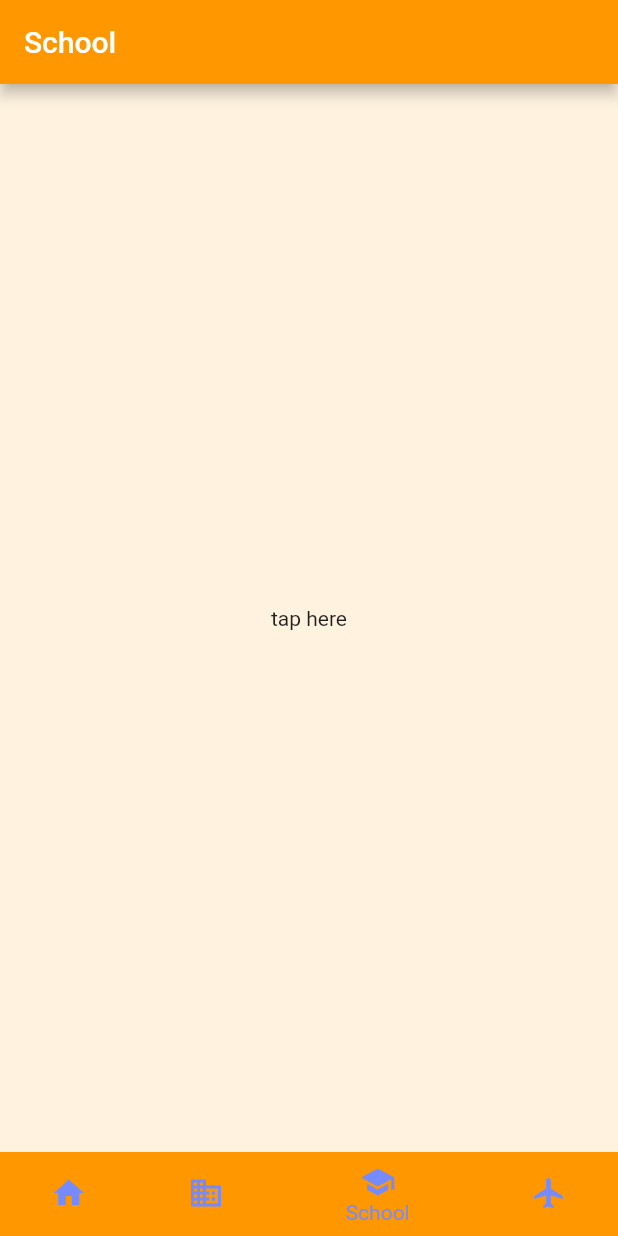
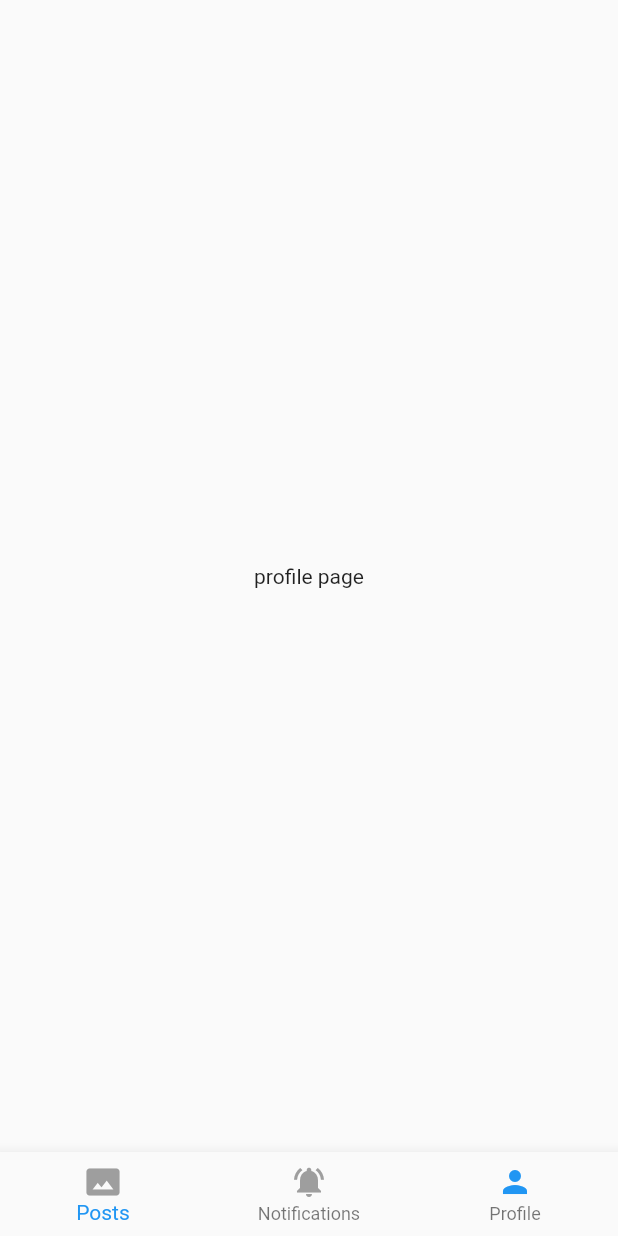
Before and after one commit to mhmdomer/Social-flutter-app, a Flutter app: the HomePage screen opened directly, item 3 of the bottom bar chosen, on a phone screen of 412 x 824 dp. Run offline on Flutter 3.47's test engine with Material 2 defaults, Android fonts, the phone set to English and light mode, and no system bars.

```diff
--- a/lib/helpers/destination.dart
+++ /dev/null
@@ -1,16 +0,0 @@
-import 'package:flutter/material.dart';
-
-class Destination {
-  const Destination(this.index, this.title, this.icon, this.color);
-  final int index;
-  final String title;
-  final IconData icon;
-  final MaterialColor color;
-}
-
-const List<Destination> allDestinations = <Destination>[
-  Destination(0, 'Home', Icons.home, Colors.teal),
-  Destination(1, 'Business', Icons.business, Colors.cyan),
-  Destination(2, 'School', Icons.school, Colors.orange),
-  Destination(3, 'Flight', Icons.flight, Colors.blue)
-];
--- a/lib/helpers/navigator_observer.dart
+++ /dev/null
@@ -1,14 +0,0 @@
-import 'package:flutter/material.dart';
-
-class ViewNavigatorObserver extends NavigatorObserver {
-  ViewNavigatorObserver(this.onNavigation);
-
-  final VoidCallback onNavigation;
-
-  void didPop(Route<dynamic> route, Route<dynamic> previousRoute) {
-    onNavigation();
-  }
-  void didPush(Route<dynamic> route, Route<dynamic> previousRoute) {
-    onNavigation();
-  }
-}
--- a/lib/main.dart
+++ b/lib/main.dart
@@ -1,6 +1,6 @@
 import 'package:flutter/material.dart';
 import 'package:social/constants.dart';
-import 'package:social/screens/welcome.dart';
+import 'package:social/screens/home.dart';
 
 void main() {
   runApp(
@@ -12,7 +12,7 @@ void main() {
         cardColor: cornflowerBlue,
         buttonColor: cornflowerBlue,
       ),
-      home: Welcome(),
+      home: HomePage(),
     ),
   );
 }
--- a/lib/screens/destination_view.dart
+++ /dev/null
@@ -1,44 +0,0 @@
-
-
-import 'package:flutter/material.dart';
-import 'package:social/helpers/destination.dart';
-import 'package:social/helpers/navigator_observer.dart';
-import 'package:social/screens/list_page.dart';
-import 'package:social/screens/root_page.dart';
-import 'package:social/screens/text_page.dart';
-
-class DestinationView extends StatefulWidget {
-  const DestinationView({ Key key, this.destination, this.onNavigation }) : super(key: key);
-
-  final Destination destination;
-  final VoidCallback onNavigation;
-
-  @override
-  _DestinationViewState createState() => _DestinationViewState();
-}
-
-class _DestinationViewState extends State<DestinationView> {
-  @override
-  Widget build(BuildContext context) {
-    return Navigator(
-      observers: <NavigatorObserver>[
-        ViewNavigatorObserver(widget.onNavigation),
-      ],
-      onGenerateRoute: (RouteSettings settings) {
-        return MaterialPageRoute(
-          settings: settings,
-          builder: (BuildContext context) {
-            switch(settings.name) {
-              case '/':
-                return RootPage(destination: widget.destination);
-              case '/list':
-                return ListPage(destination: widget.destination);
-              case '/text':
-                return TextPage(destination: widget.destination);
-            }
-          },
-        );
-      },
-    );
-  }
-}
--- a/lib/screens/home.dart
+++ b/lib/screens/home.dart
@@ -1,119 +1,92 @@
 import 'package:flutter/material.dart';
-import 'package:flutter/rendering.dart';
-import 'package:social/helpers/destination.dart';
-import 'package:social/screens/destination_view.dart';
-
-
+import 'package:social/screens/notifications.dart';
+import 'package:social/screens/posts_navigator.dart';
+import 'package:social/screens/profile.dart';
 
 class HomePage extends StatefulWidget {
   @override
   _HomePageState createState() => _HomePageState();
 }
 
-class _HomePageState extends State<HomePage> with TickerProviderStateMixin<HomePage> {
-  List<Key> _destinationKeys;
-  List<AnimationController> _faders;
-  AnimationController _hide;
-  int _currentIndex = 0;
+enum TabItem { posts, notifications, profile }
 
+class _HomePageState extends State<HomePage> {
+  TabItem _currentTab = TabItem.posts;
+  Map<TabItem, GlobalKey<NavigatorState>> _navigatorKeys = {
+    TabItem.posts: GlobalKey<NavigatorState>(),
+    TabItem.notifications: GlobalKey<NavigatorState>(),
+    TabItem.profile: GlobalKey<NavigatorState>(),
+  };
 
-
-  @override
-  void initState() {
-    super.initState();
-
-    _faders = allDestinations.map<AnimationController>((Destination destination) {
-      return AnimationController(vsync: this, duration: Duration(milliseconds: 200));
-    }).toList();
-    _faders[_currentIndex].value = 1.0;
-    _destinationKeys = List<Key>.generate(allDestinations.length, (int index) => GlobalKey()).toList();
-    _hide = AnimationController(vsync: this, duration: kThemeAnimationDuration);
+  void _selectTab(TabItem tabItem) {
+    if (tabItem == _currentTab) {
+      // pop to first route
+      _navigatorKeys[tabItem].currentState.popUntil((route) => route.isFirst);
+    } else {
+      setState(() => _currentTab = tabItem);
     }
-
-  @override
-  void dispose() {
-    for (AnimationController controller in _faders)
-      controller.dispose();
-    _hide.dispose();
-    super.dispose();
-  }
-
-  bool _handleScrollNotification(ScrollNotification notification) {
-    if (notification.depth == 0) {
-      if (notification is UserScrollNotification) {
-        final UserScrollNotification userScroll = notification;
-        switch (userScroll.direction) {
-          case ScrollDirection.forward:
-            _hide.forward();
-            break;
-          case ScrollDirection.reverse:
-            _hide.reverse();
-            break;
-          case ScrollDirection.idle:
-            break;
-        }
-      }
-    }
-    return false;
   }
 
   @override
   Widget build(BuildContext context) {
-    return NotificationListener<ScrollNotification>(
-      onNotification: _handleScrollNotification,
+    return WillPopScope(
+      onWillPop: () async {
+        final isFirstRouteInCurrentTab =
+            !await _navigatorKeys[_currentTab].currentState.maybePop();
+        print(isFirstRouteInCurrentTab);
+        if (isFirstRouteInCurrentTab) {
+          // if not on the 'main' tab
+          if (_currentTab != TabItem.posts) {
+            // select 'main' tab
+            _selectTab(TabItem.posts);
+            // back button handled by app
+            return false;
+          }
+        }
+        // let system handle back button if we're on the first route
+        return false;
+      },
       child: Scaffold(
-        body: SafeArea(
-          top: false,
-          child: Stack(
-            fit: StackFit.expand,
-            children: allDestinations.map((Destination destination) {
-              final Widget view = FadeTransition(
-                opacity: _faders[destination.index].drive(CurveTween(curve: Curves.fastOutSlowIn)),
-                child: KeyedSubtree(
-                  key: _destinationKeys[destination.index],
-                  child: DestinationView(
-                    destination: destination,
-                    onNavigation: () {
-                      _hide.forward();
+        bottomNavigationBar: BottomNavigationBar(
+          onTap: (index) {
+              _selectTab(TabItem.values[index]);
           },
+          type: BottomNavigationBarType.fixed,
+          items: [
+            BottomNavigationBarItem(
+              icon: Icon(Icons.photo_size_select_actual, color: _getColor(TabItem.posts)),
+              title: Text('Posts', style: TextStyle(color: _getColor(TabItem.posts))),
             ),
+            BottomNavigationBarItem(
+              icon: Icon(Icons.notifications_active, color: _getColor(TabItem.notifications)),
+              title: Text('Notifications', style: TextStyle(color: _getColor(TabItem.notifications))),
             ),
-              );
-              if (destination.index == _currentIndex) {
-                _faders[destination.index].forward();
-                return view;
-              } else {
-                _faders[destination.index].reverse();
-                if (_faders[destination.index].isAnimating) {
-                  return IgnorePointer(child: view);
-                }
-                return Offstage(child: view);
-              }
-            }).toList(),
+            BottomNavigationBarItem(
+              icon: Icon(Icons.person, color: _getColor(TabItem.profile)),
+              title: Text('Profile', style: TextStyle(color: _getColor(TabItem.profile))),
             ),
+          ],
         ),
-        bottomNavigationBar: ClipRect(
-          child: SizeTransition(
-            sizeFactor: _hide,
-            axisAlignment: -1.0,
-            child: BottomNavigationBar(
-              currentIndex: _currentIndex,
-              onTap: (int index) {
-                setState(() {
-                  _currentIndex = index;
-                });
-              },
-              items: allDestinations.map((Destination destination) {
-                return BottomNavigationBarItem(
-                  icon: Icon(destination.icon),
-                  backgroundColor: destination.color,
-                  title: Text(destination.title)
-                );
-              }).toList(),
+        body: Stack(children: [
+          Offstage(
+            offstage: _currentTab != TabItem.posts,
+            child: PostsNavigator(navigatorKey: _navigatorKeys[TabItem.posts]),
           ),
+          Offstage(
+            offstage: _currentTab != TabItem.notifications,
+            child: NotificationsPage(),
           ),
+          Offstage(
+            offstage: _currentTab != TabItem.profile,
+            child: ProfilePage(),
           ),
+        ]),
       ),
     );
   }
+
+
+  Color _getColor(item) {
+    return item == _currentTab ? Colors.blue : Colors.grey;
   }
+}
--- /dev/null
+++ b/lib/screens/notifications.dart
@@ -0,0 +1,10 @@
+import 'package:flutter/material.dart';
+
+class NotificationsPage extends StatelessWidget {
+  @override
+  Widget build(BuildContext context) {
+    return Container(
+      child: Center(child: Text('notifications')),
+    );
+  }
+}
--- /dev/null
+++ b/lib/screens/profile.dart
@@ -0,0 +1,10 @@
+import 'package:flutter/material.dart';
+
+class ProfilePage extends StatelessWidget {
+  @override
+  Widget build(BuildContext context) {
+    return Container(
+      child: Center(child: Text('profile page')),
+    );
+  }
+}
--- a/lib/screens/register.dart
+++ b/lib/screens/register.dart
@@ -2,7 +2,6 @@ import 'package:flutter/material.dart';
 import 'package:social/constants.dart';
 import 'package:social/screens/home.dart';
 import 'package:social/screens/login.dart';
-import 'package:social/screens/posts.dart';
 import 'package:social/widgets/button.dart';
 import 'package:social/widgets/curved_painter.dart';
 
--- a/lib/screens/root_page.dart
+++ /dev/null
@@ -1,29 +0,0 @@
-import 'package:flutter/material.dart';
-import 'package:social/helpers/destination.dart';
-
-class RootPage extends StatelessWidget {
-  const RootPage({ Key key, this.destination }) : super(key: key);
-
-  final Destination destination;
-
-  @override
-  Widget build(BuildContext context) {
-    return Scaffold(
-      appBar: AppBar(
-        title: Text(destination.title),
-        backgroundColor: destination.color,
-      ),
-      backgroundColor: destination.color[50],
-      body: SizedBox.expand(
-        child: InkWell(
-          onTap: () {
-            Navigator.pushNamed(context, "/list");
-          },
-          child: Center(
-            child: Text('tap here'),
-          ),
-        ),
-      ),
-    );
-  }
-}
--- a/pubspec.yaml
+++ b/pubspec.yaml
@@ -21,7 +21,6 @@ dev_dependencies:
   fluttertoast: ^4.0.1
   shared_preferences: ^0.5.7+3
   modal_progress_hud: ^0.1.3
-  animated_text_kit: ^2.2.0
   flutter_local_notifications: ^1.4.4+1
 
 flutter:
```
Also changed, not shown: lib/helpers/AuthenticationAnimations.dart (deleted, +0 -42 lines), lib/screens/list_page.dart (deleted, +0 -42 lines), lib/screens/post_detail.dart (added, +15 -0 lines), lib/screens/posts.dart (+9 -2 lines), lib/screens/posts_navigator.dart (added, +29 -0 lines), lib/screens/text_page.dart (deleted, +0 -45 lines), lib/screens/welcome.dart (+9 -21 lines), lib/widgets/post.dart (added, +10 -0 lines), pubspec.lock. Lines whose indentation alone changed are shown as unchanged.
